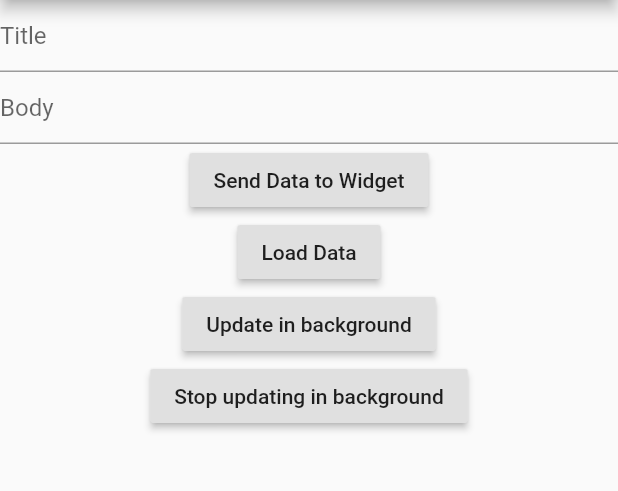
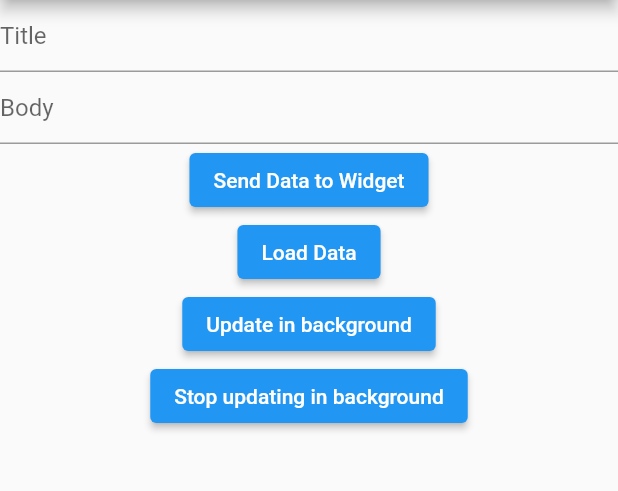
Before and after one commit to ABausG/home_widget, a Flutter app: the screen it shows after launch, after a tap on "Send Data to Widget", on a phone screen of 412 x 824 dp, the part 84-575 px from its top. Run offline on Flutter 3.47's test engine with Material 2 defaults, Android fonts, the phone set to English and light mode, and no system bars; missing offline and left inert: workmanager.

Commit message:
Nullsafety
Migrate HomeWidget to nullsafety.
Released as 0.1.0

```diff
--- a/example/lib/main.dart
+++ b/example/lib/main.dart
@@ -122,17 +122,21 @@ class _MyAppState extends State<MyApp> {
                 ),
                 controller: _messageController,
               ),
-              RaisedButton(
-                  onPressed: _sendAndUpdate,
-                  child: Text('Send Data to Widget')),
-              RaisedButton(onPressed: _loadData, child: Text('Load Data')),
+              ElevatedButton(
+                onPressed: _sendAndUpdate,
+                child: Text('Send Data to Widget'),
+              ),
+              ElevatedButton(
+                onPressed: _loadData,
+                child: Text('Load Data'),
+              ),
               if (Platform.isAndroid)
-                RaisedButton(
+                ElevatedButton(
                   onPressed: _startBackgroundUpdate,
                   child: Text('Update in background'),
                 ),
               if (Platform.isAndroid)
-                RaisedButton(
+                ElevatedButton(
                   onPressed: _stopBackgroundUpdate,
                   child: Text('Stop updating in background'),
                 )
--- a/lib/home_widget.dart
+++ b/lib/home_widget.dart
@@ -8,7 +8,7 @@ class HomeWidget {
   /// Save [data] to the Widget Storage
   ///
   /// Returns whether the data was saved or not
-  static Future<bool> saveWidgetData<T>(String id, T data) {
+  static Future<bool?> saveWidgetData<T>(String id, T? data) {
     return _channel.invokeMethod<bool>('saveWidgetData', {
       'id': id,
       'data': data,
@@ -22,8 +22,11 @@ class HomeWidget {
   ///
   /// The name of the Android Widget must match the classname of the WidgetProvider
   /// The name of the iOS Widget must match the kind specified when creating the Widget
-  static Future<bool> updateWidget(
-      {String name, String androidName, String iOSName}) {
+  static Future<bool?> updateWidget({
+    String? name,
+    String? androidName,
+    String? iOSName,
+  }) {
     return _channel.invokeMethod('updateWidget', {
       'name': name,
       'android': androidName,
@@ -34,7 +37,7 @@ class HomeWidget {
   /// Returns Data saved with [saveWidgetData]
   /// [id] of Data Saved
   /// [defaultValue] value to use if no data was found
-  static Future<T> getWidgetData<T>(String id, {T defaultValue}) {
+  static Future<T?> getWidgetData<T>(String id, {T? defaultValue}) {
     return _channel.invokeMethod<T>('getWidgetData', {
       'id': id,
       'defaultValue': defaultValue,
@@ -43,7 +46,7 @@ class HomeWidget {
 
   /// Required on iOS to set the AppGroupId [groupId] in order to ensure
   /// communication between the App and the Widget Extension
-  static Future<bool> setAppGroupId(String groupId) {
+  static Future<bool?> setAppGroupId(String groupId) {
     return _channel.invokeMethod('setAppGroupId', {'groupId': groupId});
   }
 }
--- a/pubspec.yaml
+++ b/pubspec.yaml
@@ -1,10 +1,10 @@
 name: home_widget
 description: A plugin to provide a common interface for creating HomeScreen Widgets for Android and iOS.
-version: 0.0.2
+version: 0.1.0
 repository: https://github.com/ABausG/home_widget
 
 environment:
-  sdk: ">=2.7.0 <3.0.0"
+  sdk: '>=2.12.0-259.16.beta <3.0.0'
   flutter: ">=1.17.0 <2.0.0"
 
 dependencies:
@@ -14,7 +14,7 @@ dependencies:
 dev_dependencies:
   flutter_test:
     sdk: flutter
-  pedantic: ^1.0.0
+  pedantic: ^1.10.0
 
 flutter:
   plugin:
```
Also changed, not shown: 1 other file.
